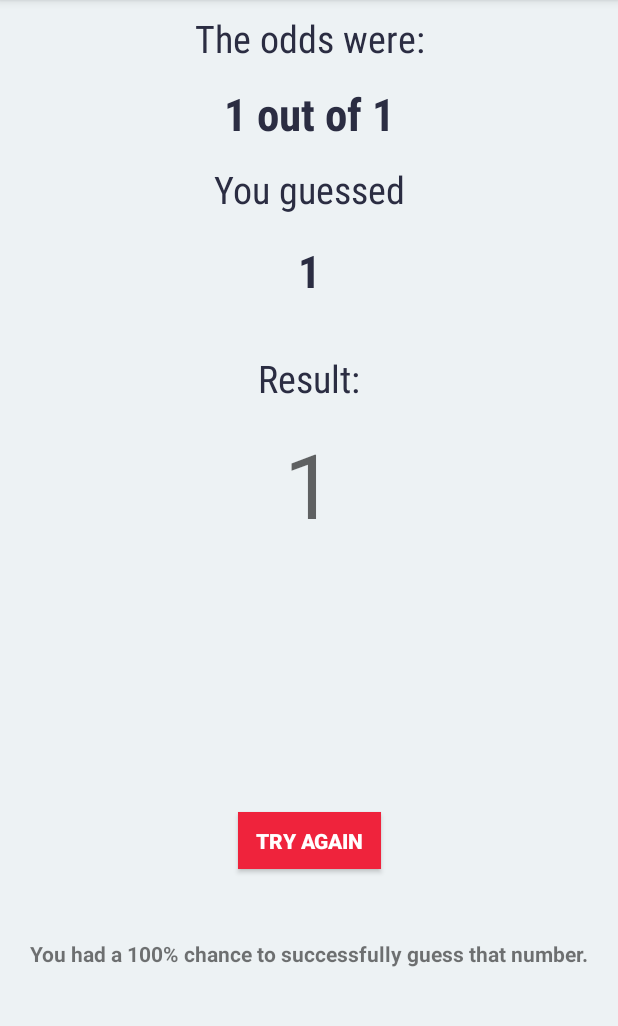
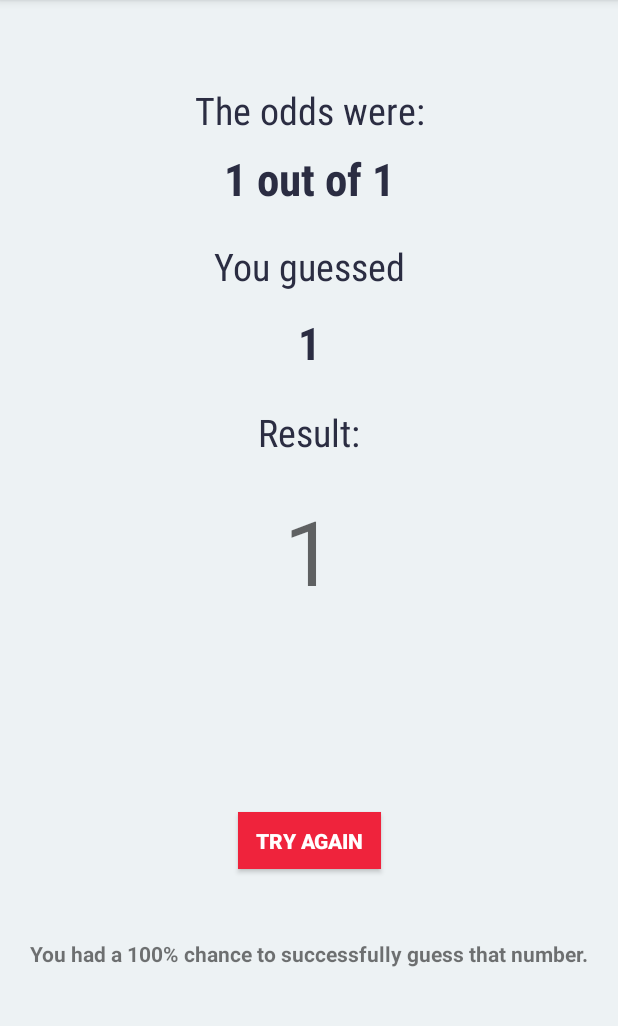
Before and after one commit to mauriciofloresjr/What-Are-The-Odds, an Android app: the screen it shows after launch (ResultActivity), after a tap on "TEST YOUR LUCK", on a phone screen of 412 x 824 dp, the part 84-1110 px from its top. Run offline under Robolectric (Android 15) with nearby library versions, the phone set to English and light mode, and no system bars.

Commit message:
Changelog v1.01 - fixed bug where app crashed if user left fields blank - changed decimalnumber formatting - updated button positions in ResultsActivity - reformatted toast errors - cleaned up code - changed app icon color

```diff
--- a/app/src/main/res/layout/activity_result.xml
+++ b/app/src/main/res/layout/activity_result.xml
@@ -49,7 +49,7 @@
         app:layout_constraintHorizontal_bias="0.0"
         app:layout_constraintStart_toStartOf="parent"
         app:layout_constraintTop_toTopOf="parent"
-        app:layout_constraintVertical_bias="0.067" />
+        app:layout_constraintVertical_bias="0.127" />
 
     <TextView
         android:id="@+id/resultsTitleTV3"
@@ -71,7 +71,7 @@
         app:layout_constraintHorizontal_bias="0.0"
         app:layout_constraintStart_toStartOf="parent"
         app:layout_constraintTop_toTopOf="parent"
-        app:layout_constraintVertical_bias="0.14" />
+        app:layout_constraintVertical_bias="0.212" />
 
     <TextView
         android:id="@+id/resultsTitleTV4"
@@ -94,7 +94,7 @@
         app:layout_constraintHorizontal_bias="0.0"
         app:layout_constraintStart_toStartOf="parent"
         app:layout_constraintTop_toTopOf="parent"
-        app:layout_constraintVertical_bias="0.214" />
+        app:layout_constraintVertical_bias="0.281" />
 
     <TextView
         android:id="@+id/resultsTitleTV1"
@@ -116,7 +116,7 @@
         app:layout_constraintHorizontal_bias="0.0"
         app:layout_constraintStart_toStartOf="parent"
         app:layout_constraintTop_toTopOf="parent"
-        app:layout_constraintVertical_bias="0.0" />
+        app:layout_constraintVertical_bias="0.067" />
 
     <TextView
         android:id="@+id/resultsTitleTV5"
@@ -138,7 +138,7 @@
         app:layout_constraintHorizontal_bias="0.0"
         app:layout_constraintStart_toStartOf="parent"
         app:layout_constraintTop_toTopOf="parent"
-        app:layout_constraintVertical_bias="0.316" />
+        app:layout_constraintVertical_bias="0.366" />
 
     <TextView
         android:id="@+id/resultsTV"
@@ -157,7 +157,7 @@
         app:layout_constraintHorizontal_bias="0.0"
         app:layout_constraintStart_toStartOf="parent"
         app:layout_constraintTop_toTopOf="parent"
-        app:layout_constraintVertical_bias="0.408" />
+        app:layout_constraintVertical_bias="0.475" />
 
     <TextView
         android:id="@+id/statView1"
```
